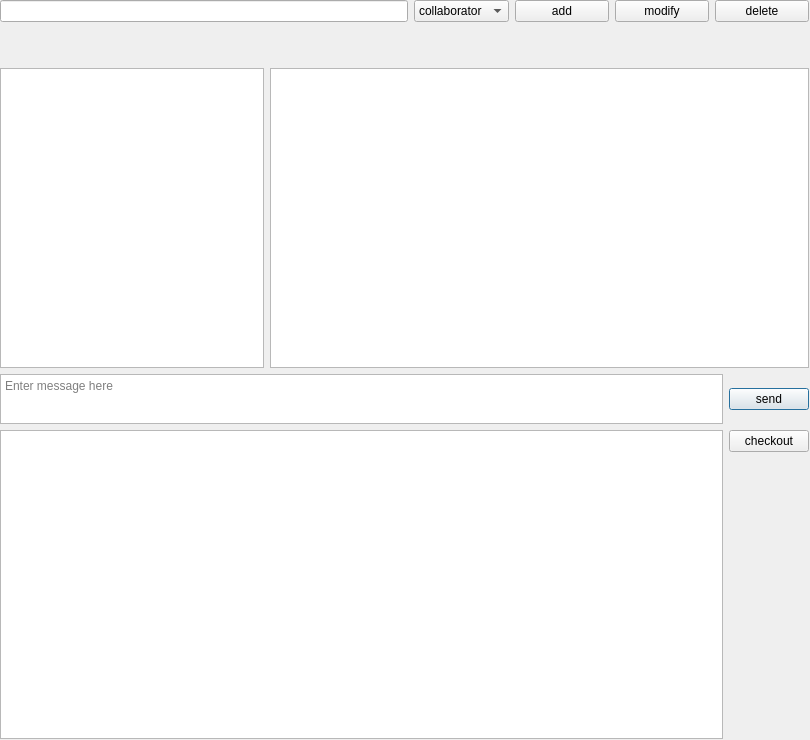
Open-MSS/MSS, file mslib/msui/ui/ui_mscolab_project_window.ui: the form before one commit.
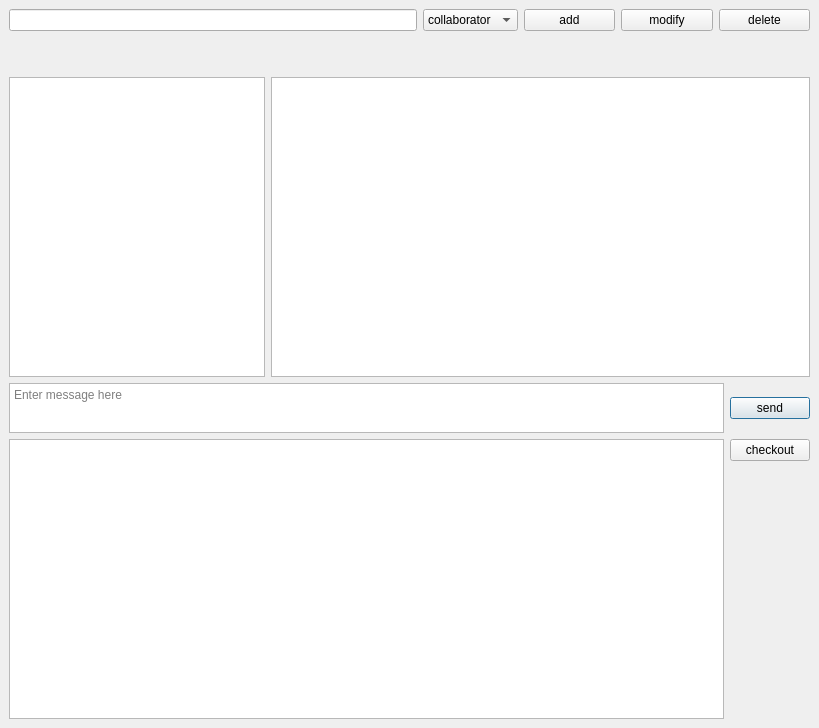
The form after the commit.

Commit message:
Fixed problem with QtWidget/QMainWindow
mscolab widgets had QWidget as base and not QMainWindow.
Removed a lot of superfluous layout stuff.
Tried to add ctrl+w for closing window but seemingly failed.

Diff of the .ui file:
```diff
--- a/mslib/msui/ui/ui_mscolab_project_window.ui
+++ b/mslib/msui/ui/ui_mscolab_project_window.ui
@@ -1,46 +1,27 @@
 <?xml version="1.0" encoding="UTF-8"?>
 <ui version="4.0">
  <class>MscolabProject</class>
- <widget class="QWidget" name="MscolabProject">
-  <property name="geometry">
-   <rect>
-    <x>0</x>
-    <y>0</y>
-    <width>810</width>
-    <height>740</height>
-   </rect>
+ <widget class="QMainWindow" name="MscolabProject">
+  <property name="windowModality">
+   <enum>Qt::NonModal</enum>
   </property>
-  <property name="sizePolicy">
-   <sizepolicy hsizetype="MinimumExpanding" vsizetype="MinimumExpanding">
-    <horstretch>0</horstretch>
-    <verstretch>0</verstretch>
-   </sizepolicy>
+  <property name="enabled">
+   <bool>true</bool>
   </property>
   <property name="minimumSize">
    <size>
-    <width>810</width>
-    <height>740</height>
+    <width>600</width>
+    <height>400</height>
    </size>
   </property>
   <property name="windowTitle">
    <string>Mscolab Project Chat</string>
   </property>
-  <widget class="QWidget" name="verticalLayoutWidget_3">
-   <property name="geometry">
-    <rect>
-     <x>0</x>
-     <y>0</y>
-     <width>809</width>
-     <height>739</height>
-    </rect>
-   </property>
-   <layout class="QVBoxLayout" name="verticalLayout_5">
-    <item>
-     <layout class="QVBoxLayout" name="verticalLayout">
-      <item>
-       <layout class="QVBoxLayout" name="verticalLayout_4">
-        <item>
-         <layout class="QHBoxLayout" name="horizontalLayout_5">
+  <widget class="QWidget" name="centralwidget">
+   <layout class="QVBoxLayout" name="verticalLayout_2">
+    <property name="sizeConstraint">
+     <enum>QLayout::SetNoConstraint</enum>
+    </property>
           <item>
            <layout class="QHBoxLayout" name="horizontalLayout">
             <item>
@@ -125,8 +106,11 @@
             </item>
            </layout>
           </item>
-         </layout>
-        </item>
+    <item>
+     <layout class="QVBoxLayout" name="verticalLayout_4">
+      <property name="sizeConstraint">
+       <enum>QLayout::SetMinimumSize</enum>
+      </property>
         <item>
          <widget class="QLabel" name="proj_info">
           <property name="sizePolicy">
@@ -153,6 +137,8 @@
           </property>
          </widget>
         </item>
+     </layout>
+    </item>
         <item>
          <layout class="QHBoxLayout" name="horizontalLayout_3">
           <item>
@@ -201,7 +187,7 @@
             </property>
             <property name="minimumSize">
              <size>
-              <width>710</width>
+          <width>400</width>
               <height>50</height>
              </size>
             </property>
@@ -222,8 +208,6 @@
           </item>
          </layout>
         </item>
-       </layout>
-      </item>
       <item>
        <layout class="QHBoxLayout" name="horizontalLayout_6">
         <item>
@@ -236,7 +220,7 @@
           </property>
           <property name="minimumSize">
            <size>
-            <width>710</width>
+          <width>400</width>
             <height>280</height>
            </size>
           </property>
@@ -258,8 +242,6 @@
        </layout>
       </item>
      </layout>
-    </item>
-   </layout>
   </widget>
  </widget>
  <resources/>
```
Left out of the diff: 28 changed lines with no effect on the pictures. Lines whose indentation alone changed are shown as unchanged. The commit also changes 3 other files.
